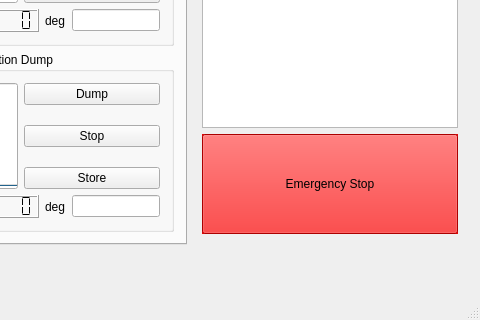
Qt form client/mainwindow.ui (CWRUbotix/NASA-RMC-2017) before a commit; both pictures show x 720 to 1200 and y 381 to 701 of the 1200 by 701 pixel window.
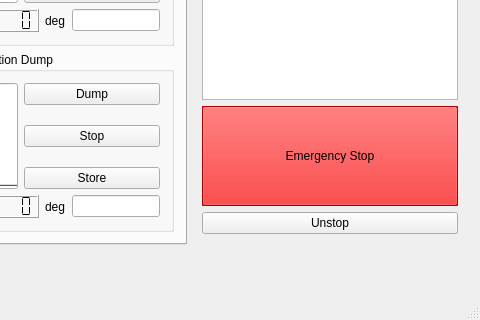
The same form after that commit. Custom widgets are drawn as their Qt base class.

Patch:
```diff
--- a/client/mainwindow.ui
+++ b/client/mainwindow.ui
@@ -3218,6 +3218,13 @@
           </property>
          </widget>
         </item>
+        <item>
+         <widget class="QPushButton" name="pushButton_EUnstop">
+          <property name="text">
+           <string>Unstop</string>
+          </property>
+         </widget>
+        </item>
        </layout>
       </widget>
      </widget>
```
Left out of the diff: 2 changed lines with no effect on the pictures.
